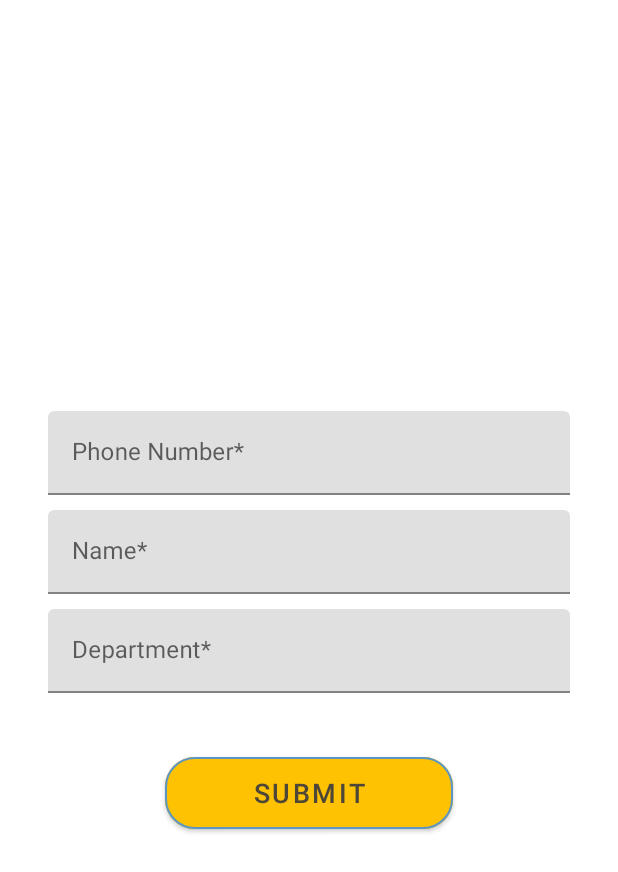
After one commit to saikiaDeep/GrievifyAdmin, an Android app: the fragment DetailsFragment placed in its activity, on a phone screen of 412 x 824 dp. The commit adds this screen. Shown: the top 872 px of the screen. Run offline under Robolectric (Android 15) with nearby library versions, the phone set to English and light mode, and no system bars; our stand-ins replace Firebase (no records; nobody signed in at launch, a user with empty details on screens opened directly).

Commit message:
Add:DetailsPage

```diff
--- a/app/src/main/java/com/example/grievifyadmin/AuthActivity.kt
+++ b/app/src/main/java/com/example/grievifyadmin/AuthActivity.kt
@@ -28,18 +28,12 @@ class AuthActivity : AppCompatActivity() {
         println("Hi there")
         val currentFragment = supportFragmentManager.fragments.last()
         super.onBackPressed()
-        if(currentFragment.toString().contains("RegisterFragment") || currentFragment.toString().contains("fragment_forgotpass") ) {
+        if(!currentFragment.toString().contains("DetailsFragment") ) {
 
-            val intent = Intent(this, AuthActivity::class.java)
-            intent.putExtra("splash off","splash off")
-            startActivity(intent)
-        }
-        else {
             finish()
         }
 
 
 
-
     }
 }
--- /dev/null
+++ b/app/src/main/java/com/example/grievifyadmin/ui/auth/DetailsFragment.kt
@@ -0,0 +1,79 @@
+package com.example.grievifyadmin.ui.auth
+
+import android.content.Intent
+import android.os.Bundle
+import androidx.fragment.app.Fragment
+import android.view.LayoutInflater
+import android.view.View
+import android.view.ViewGroup
+import android.widget.Button
+import android.widget.EditText
+import com.example.grievifyadmin.R
+import com.google.firebase.auth.FirebaseAuth
+import com.google.firebase.auth.FirebaseUser
+import com.google.firebase.database.DatabaseReference
+import com.google.firebase.database.FirebaseDatabase
+
+class DetailsFragment : Fragment() {
+    private lateinit var phonenum: EditText
+    private lateinit var name: EditText
+    private lateinit var department: EditText
+    private lateinit var submit: Button
+    private lateinit var dtb: DatabaseReference
+    private lateinit var auth: FirebaseAuth
+    private lateinit var user: FirebaseUser
+    override fun onCreateView(
+        inflater: LayoutInflater, container: ViewGroup?,
+        savedInstanceState: Bundle?
+    ): View? {
+        val view = inflater.inflate(R.layout.fragment_details, container, false)
+
+        phonenum = view.findViewById(R.id.editTextphone)
+        name = view.findViewById(R.id.editTextname)
+        department = view.findViewById(R.id.editTextid)
+        dtb = FirebaseDatabase.getInstance().reference
+        submit = view.findViewById(R.id.button)
+        auth = FirebaseAuth.getInstance()
+        user = auth.currentUser!!
+
+        submit.setOnClickListener {
+            val phone = phonenum.text.toString().trim()
+            val nametxt = name.text.toString().trim()
+            val id = department.text.toString().trim()
+            if (phone.isBlank() || nametxt.isBlank()) {
+                phonenum.setError("Aestrik fields are required")
+                name.setError("Aestrik fields are required")
+
+
+            } else if (phone.length != 10)
+                phonenum.setError("Number should be of 10 digits")
+            else {
+                dtb.child("Users").child(user.uid.toString()).get().addOnSuccessListener {
+
+                    dtb.child("Users").child(user.uid.toString()).child("infoentered")
+                        .setValue("yes")
+                    dtb.child("Users").child(user.uid).child("phonenum").setValue(phone)
+                    dtb.child("Users").child(user.uid).child("name").setValue(nametxt)
+                    dtb.child("Users").child(user.uid).child("department").setValue(id)
+                    fragmentload(LoginFragment())
+
+                }.addOnFailureListener {
+
+                }
+            }
+
+        }
+
+        return view
+    }
+    private fun fragmentload(fragment : Fragment)
+    {
+
+        val fragmentTransaction = parentFragmentManager.beginTransaction()
+        fragmentTransaction.replace(R.id.authFrameLayout, fragment)
+        fragmentTransaction.commit()
+
+    }
+
+
+}
--- a/app/src/main/java/com/example/grievifyadmin/ui/auth/RegisterFragment.kt
+++ b/app/src/main/java/com/example/grievifyadmin/ui/auth/RegisterFragment.kt
@@ -132,7 +132,9 @@ class RegisterFragment : Fragment() {
                                 Toast.LENGTH_LONG
                             ).show()
                             pd.hide()
+                            pd.dismiss()
                             updateUI(null)
+
                         }
                     }
             }
@@ -158,7 +160,7 @@ class RegisterFragment : Fragment() {
     private fun updateUI(user: FirebaseUser?) {
 
 
-        fragmentload(LoginFragment())
+        fragmentload(DetailsFragment())
 
 
     }
--- /dev/null
+++ b/app/src/main/res/layout/fragment_details.xml
@@ -0,0 +1,204 @@
+<?xml version="1.0" encoding="utf-8"?>
+<androidx.constraintlayout.widget.ConstraintLayout xmlns:android="http://schemas.android.com/apk/res/android"
+    xmlns:tools="http://schemas.android.com/tools"
+    android:layout_width="match_parent"
+    android:layout_height="match_parent"
+    xmlns:app="http://schemas.android.com/apk/res-auto"
+    tools:context=".ui.auth.DetailsFragment">
+
+
+
+
+
+
+
+    <TextView
+        android:id="@+id/textView3"
+        android:layout_width="wrap_content"
+        android:layout_height="wrap_content"
+        android:layout_margin="6dp"
+        android:textColor="#505050"
+        android:textSize="15sp"
+        android:layout_marginStart="20dp"
+        android:textStyle="bold"
+        app:layout_constraintEnd_toEndOf="parent"
+        app:layout_constraintHorizontal_bias="0.171"
+        app:layout_constraintStart_toStartOf="parent"
+        app:layout_constraintTop_toBottomOf="@+id/guideline_2" />
+
+    <com.google.android.material.textfield.TextInputLayout
+        android:id="@+id/signup_email_edittext"
+
+        android:layout_width="0dp"
+        android:layout_height="wrap_content"
+        android:layout_marginLeft="32dp"
+        android:layout_marginTop="8dp"
+        android:layout_marginRight="32dp"
+        app:layout_constraintLeft_toLeftOf="parent"
+        app:layout_constraintRight_toRightOf="parent"
+        app:layout_constraintTop_toBottomOf="@+id/textView3">
+
+        <EditText
+            android:id="@+id/editTextphone"
+            android:layout_width="match_parent"
+            android:layout_height="wrap_content"
+
+            android:drawablePadding="10dp"
+            android:ems="10"
+            android:hint="Phone Number*"
+            android:inputType="number"
+            android:textAlignment="inherit"
+            app:layout_constraintBottom_toTopOf="@+id/editTextTextPassword"
+            app:layout_constraintEnd_toEndOf="parent"
+            app:layout_constraintStart_toStartOf="parent" />
+
+
+    </com.google.android.material.textfield.TextInputLayout>
+
+    <com.google.android.material.textfield.TextInputLayout
+        android:id="@+id/signup_passowrd_edittext"
+
+        android:layout_width="0dp"
+        android:layout_height="wrap_content"
+        android:layout_marginStart="32dp"
+        android:layout_marginTop="10dp"
+        android:layout_marginEnd="32dp"
+        app:layout_constraintLeft_toLeftOf="parent"
+        app:layout_constraintRight_toRightOf="parent"
+        app:layout_constraintTop_toBottomOf="@id/signup_email_edittext"
+        app:passwordToggleEnabled="false">
+
+        <EditText
+            android:id="@+id/editTextname"
+            android:layout_width="match_parent"
+            android:layout_height="wrap_content"
+
+            android:drawablePadding="10dp"
+            android:ems="10"
+            android:hint="Name*"
+            android:inputType="textPersonName"
+            android:textAlignment="inherit"
+            app:layout_constraintBottom_toTopOf="@+id/editTextTextPassword2"
+            app:layout_constraintEnd_toEndOf="parent"
+            app:layout_constraintStart_toStartOf="parent" />
+
+
+    </com.google.android.material.textfield.TextInputLayout>
+
+
+    <com.google.android.material.textfield.TextInputLayout
+        android:id="@+id/signup_confirm_password_edittext"
+
+        android:layout_width="0dp"
+        android:layout_height="wrap_content"
+        android:layout_marginStart="32dp"
+        android:layout_marginTop="10dp"
+        android:layout_marginEnd="32dp"
+        app:layout_constraintLeft_toLeftOf="parent"
+        app:layout_constraintRight_toRightOf="parent"
+        app:layout_constraintTop_toBottomOf="@id/signup_passowrd_edittext"
+        app:passwordToggleEnabled="false">
+
+        <EditText
+            android:id="@+id/editTextid"
+            android:layout_width="match_parent"
+            android:layout_height="wrap_content"
+
+            android:drawablePadding="10dp"
+
+            android:hint="Department*"
+            android:inputType="text"
+            android:textAlignment="inherit"
+            app:layout_constraintEnd_toEndOf="parent"
+            app:layout_constraintStart_toStartOf="parent"
+            app:layout_constraintTop_toBottomOf="@id/signup_passowrd_edittext" />
+
+
+    </com.google.android.material.textfield.TextInputLayout>
+
+
+
+    <!--    <com.google.android.material.textfield.TextInputLayout-->
+    <!--        android:id="@+id/signup_confirm_name_edittext"-->
+    <!--        style="@style/CustomEditText"-->
+    <!--        android:layout_width="0dp"-->
+    <!--        android:layout_height="wrap_content"-->
+    <!--        android:layout_marginStart="32dp"-->
+    <!--        android:layout_marginTop="10dp"-->
+    <!--        android:layout_marginEnd="32dp"-->
+    <!--        app:layout_constraintLeft_toLeftOf="parent"-->
+    <!--        app:layout_constraintRight_toRightOf="parent"-->
+    <!--        app:layout_constraintTop_toBottomOf="@id/signup_confirm_password_edittext"-->
+    <!--        app:passwordToggleEnabled="true">-->
+
+    <!--        <EditText-->
+    <!--            android:id="@+id/editTextTextscholarid"-->
+    <!--            android:layout_width="match_parent"-->
+    <!--            android:layout_height="wrap_content"-->
+    <!--            android:drawableStart="@drawable/lock_icon_custom_dynamic"-->
+    <!--            android:drawablePadding="10dp"-->
+
+    <!--            android:hint="Scholar ID"-->
+    <!--            android:inputType="number"-->
+    <!--            android:textAlignment="inherit"-->
+    <!--            app:layout_constraintEnd_toEndOf="parent"-->
+    <!--            app:layout_constraintStart_toStartOf="parent"-->
+    <!--            app:layout_constraintTop_toBottomOf="@id/signup_passowrd_edittext" />-->
+
+
+    <!--    </com.google.android.material.textfield.TextInputLayout>-->
+
+
+    <com.google.android.material.button.MaterialButton
+        android:id="@+id/button"
+        android:layout_width="0dp"
+        android:layout_height="60dp"
+        android:layout_marginStart="110dp"
+        android:layout_marginEnd="110dp"
+        android:backgroundTint="#fec202"
+        android:clickable="true"
+        android:elevation="0dp"
+        android:text="Submit"
+        android:textColor="#4e4637"
+        android:textSize="18dp"
+        app:cornerRadius="20dp"
+        app:layout_constraintBottom_toBottomOf="parent"
+        app:layout_constraintEnd_toEndOf="parent"
+        app:layout_constraintHorizontal_bias="1.0"
+        app:layout_constraintStart_toStartOf="parent"
+
+        app:layout_constraintTop_toBottomOf="@+id/signup_confirm_password_edittext"
+        app:layout_constraintVertical_bias="0.121"
+        app:rippleColor="#AF91F4"
+        app:strokeColor="#5B97C6"
+        app:strokeWidth="1dp" />
+
+    <ProgressBar
+        android:id="@+id/progressbar"
+        android:layout_width="wrap_content"
+        android:layout_height="wrap_content"
+        android:layout_marginTop="16dp"
+        android:visibility="gone"
+        app:layout_constraintEnd_toEndOf="parent"
+        app:layout_constraintHorizontal_bias="0.498"
+        app:layout_constraintStart_toStartOf="parent"
+        app:layout_constraintTop_toBottomOf="@+id/signup_confirm_password_edittext" />
+
+    <androidx.constraintlayout.widget.Guideline
+        android:id="@+id/guideline"
+        android:layout_width="wrap_content"
+        android:layout_height="wrap_content"
+        android:orientation="horizontal"
+        app:layout_constraintGuide_percent="0.05" />
+
+    <androidx.constraintlayout.widget.Guideline
+        android:id="@+id/guideline_2"
+        android:layout_width="match_parent"
+        android:layout_height="wrap_content"
+        android:orientation="horizontal"
+        app:layout_constraintGuide_percent="0.29" />
+
+
+
+
+</androidx.constraintlayout.widget.ConstraintLayout>
```
